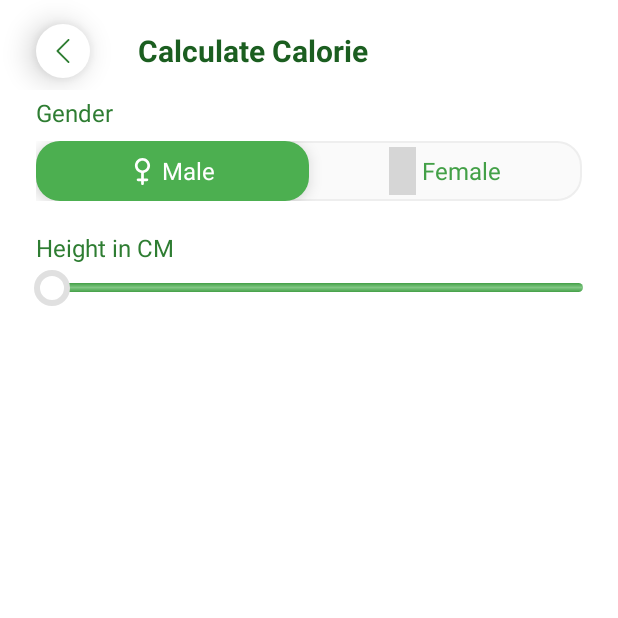
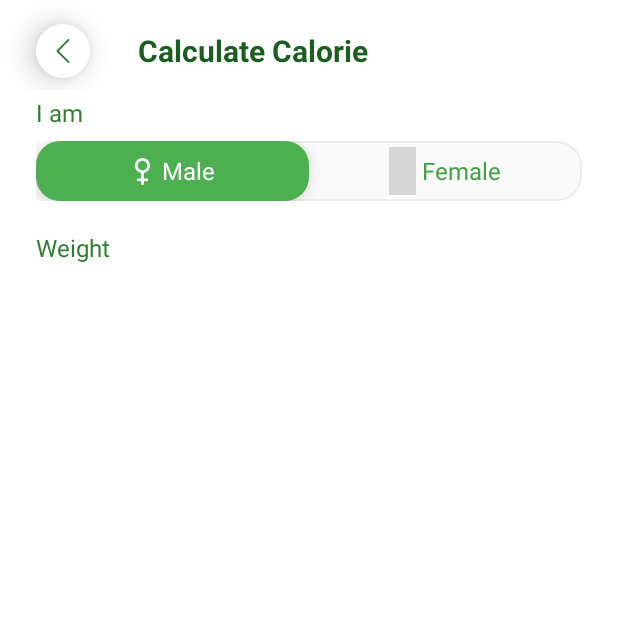
Before and after one commit to traversebd/calorie_hunter, an Android app: the CalculateCalorieActivity screen opened directly, with no data from a screen before it, on a phone screen of 412 x 824 dp, the top half of it. Run offline under Robolectric (Android 15) with nearby library versions, the phone set to English and light mode, and no system bars; grey boxes are pictures that could not be loaded.

Commit message:
calculate calorie UI update part 2

```diff
--- a/app/src/main/res/drawable/border_shadow.xml
+++ b/app/src/main/res/drawable/border_shadow.xml
@@ -6,9 +6,9 @@
                 android:radius="16dp" />
             <gradient
                 android:angle="270"
-                android:startColor="@color/md_green_600"
+                android:startColor="@color/md_grey_200"
                 android:centerColor="@color/md_green_300"
-                android:endColor="@color/md_green_600"
+                android:endColor="@color/md_grey_200"
                 android:type="linear"
                 />
         </shape>
--- a/app/src/main/res/drawable/custom_thumb.xml
+++ b/app/src/main/res/drawable/custom_thumb.xml
@@ -9,7 +9,7 @@
             <solid android:color="@color/md_white_1000" />
             <stroke
                 android:width="4dp"
-                android:color="@color/md_grey_300" />
+                android:color="@color/md_green_300" />
         </shape>
     </item>
 </layer-list>
--- a/app/src/main/res/layout/activity_calculate_calorie.xml
+++ b/app/src/main/res/layout/activity_calculate_calorie.xml
@@ -72,7 +72,7 @@
                 android:paddingBottom="4dp"
                 android:textColor="@color/md_green_800"
                 android:textSize="16sp"
-                android:text="@string/gender"/>
+                android:text="@string/i_am"/>
 
             <LinearLayout
                 android:layout_width="match_parent"
@@ -169,34 +169,95 @@
 
             </LinearLayout>
 
-            <TextView
+<!--            <TextView-->
+<!--                android:layout_width="match_parent"-->
+<!--                android:layout_height="wrap_content"-->
+<!--                android:layout_marginLeft="24dp"-->
+<!--                android:layout_marginRight="24dp"-->
+<!--                android:layout_marginTop="8dp"-->
+<!--                android:paddingTop="4dp"-->
+<!--                android:paddingBottom="4dp"-->
+<!--                android:textColor="@color/md_green_800"-->
+<!--                android:textSize="16sp"-->
+<!--                android:text="@string/height_in_cm"/>-->
+
+<!--            <SeekBar-->
+<!--                android:id="@+id/HeightInCm"-->
+<!--                android:layout_width="match_parent"-->
+<!--                android:layout_height="wrap_content"-->
+<!--                android:layout_marginLeft="16dp"-->
+<!--                android:layout_marginRight="10dp"-->
+<!--                android:layout_gravity="center"-->
+<!--                android:max="31"-->
+<!--                android:tag="Q7_value"-->
+<!--                android:maxHeight="6dp"-->
+<!--                android:min="0"-->
+<!--                android:minHeight="6dp"-->
+<!--                android:progress="0"-->
+<!--                android:progressDrawable="@drawable/seekbar_style"-->
+<!--                android:splitTrack="false"-->
+<!--                android:thumb="@drawable/custom_thumb" />-->
+
+<!--            <TextView-->
+<!--                android:layout_width="match_parent"-->
+<!--                android:layout_height="wrap_content"-->
+<!--                android:layout_marginLeft="24dp"-->
+<!--                android:layout_marginRight="24dp"-->
+<!--                android:layout_marginTop="8dp"-->
+<!--                android:paddingTop="4dp"-->
+<!--                android:paddingBottom="4dp"-->
+<!--                android:textColor="@color/md_green_800"-->
+<!--                android:textSize="16sp"-->
+<!--                android:text="@string/weight_in_kg"/>-->
+
+<!--            <SeekBar-->
+<!--                android:id="@+id/WeightInkg"-->
+<!--                android:layout_width="match_parent"-->
+<!--                android:layout_height="wrap_content"-->
+<!--                android:layout_marginLeft="16dp"-->
+<!--                android:layout_marginRight="10dp"-->
+<!--                android:layout_gravity="center"-->
+<!--                android:max="31"-->
+<!--                android:tag="Q7_value"-->
+<!--                android:maxHeight="6dp"-->
+<!--                android:min="0"-->
+<!--                android:minHeight="6dp"-->
+<!--                android:progress="0"-->
+<!--                android:progressDrawable="@drawable/seekbar_style"-->
+<!--                android:splitTrack="false"-->
+<!--                android:thumb="@drawable/custom_thumb" />-->
+
+
+            <LinearLayout
                 android:layout_width="match_parent"
                 android:layout_height="wrap_content"
                 android:layout_marginLeft="24dp"
                 android:layout_marginRight="24dp"
                 android:layout_marginTop="8dp"
-                android:paddingTop="4dp"
-                android:paddingBottom="4dp"
-                android:textColor="@color/md_green_800"
-                android:textSize="16sp"
-                android:text="@string/height_in_cm"/>
+                android:orientation="horizontal"
+                android:weightSum="2">
 
-            <SeekBar
-                android:id="@+id/Q7"
-                android:layout_width="match_parent"
-                android:layout_height="wrap_content"
-                android:layout_marginLeft="16dp"
-                android:layout_marginRight="10dp"
-                android:layout_gravity="center"
-                android:max="31"
-                android:tag="Q7_value"
-                android:maxHeight="6dp"
-                android:min="0"
-                android:minHeight="6dp"
-                android:progress="0"
-                android:progressDrawable="@drawable/seekbar_style"
-                android:splitTrack="false"
-                android:thumb="@drawable/custom_thumb" />
+                <TextView
+                    android:layout_width="0dp"
+                    android:layout_weight=".8"
+                    android:layout_height="wrap_content"
+                    android:text="@string/weight"
+                    android:paddingTop="4dp"
+                    android:paddingBottom="4dp"
+                    android:textColor="@color/md_green_800"
+                    android:textSize="16sp"/>
+
+                <LinearLayout
+                    android:layout_width="0dp"
+                    android:layout_weight="1.2"
+                    android:layout_height="wrap_content"
+                    android:orientation="horizontal">
+
+
+
+                </LinearLayout>
+
+            </LinearLayout>
 
         </LinearLayout>
 
--- a/app/src/main/res/values/strings.xml
+++ b/app/src/main/res/values/strings.xml
@@ -65,4 +65,7 @@
     <string name="male">Male</string>
     <string name="female">Female</string>
     <string name="height_in_cm">Height in CM</string>
+    <string name="weight_in_kg">Weight in Kg</string>
+    <string name="i_am">I am</string>
+    <string name="weight">Weight</string>
 </resources>
```
